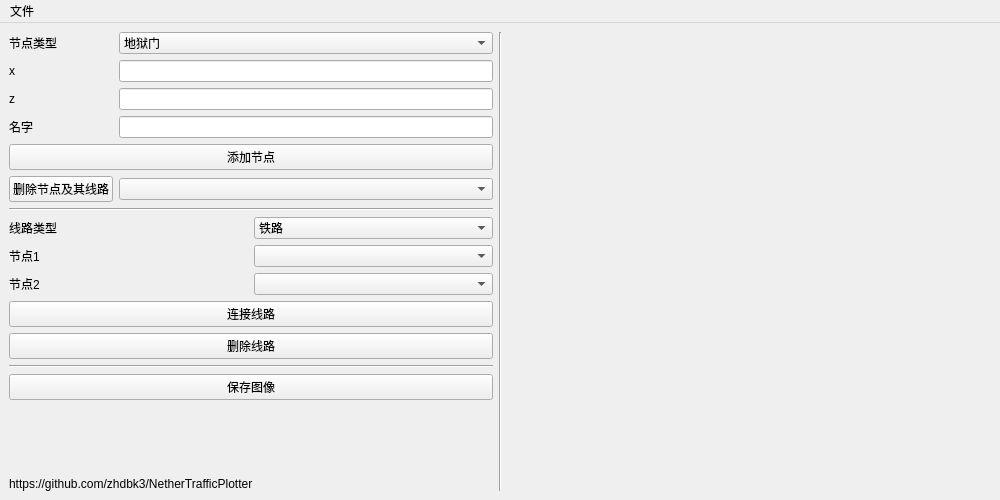
Qt form src/ui_ntp.ui (zhdbk3/NetherTrafficPlotter) before a commit.
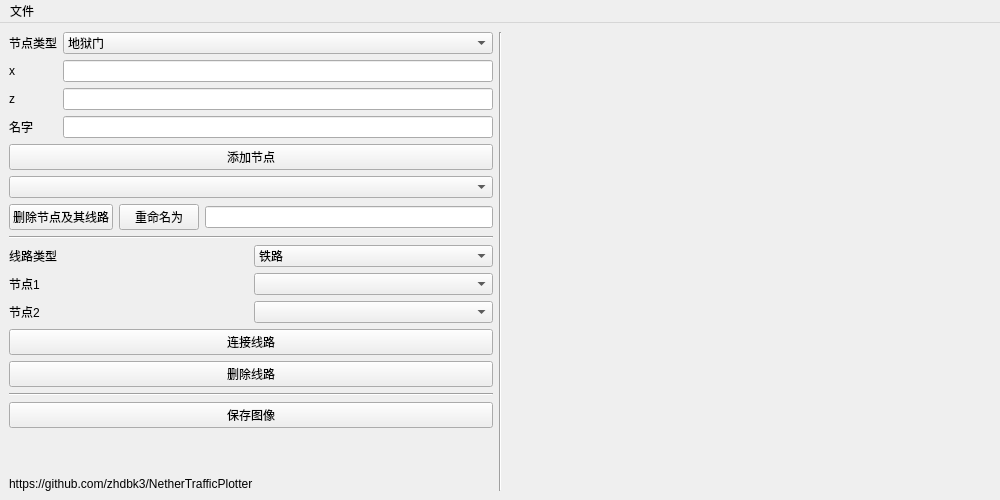
The same form after that commit. Custom widgets are drawn as their Qt base class.

```diff
--- a/src/ui_ntp.ui
+++ b/src/ui_ntp.ui
@@ -14,10 +14,103 @@
    <string>地狱交通绘图仪</string>
   </property>
   <widget class="QWidget" name="centralwidget">
-   <layout class="QGridLayout" name="gridLayout_4">
+   <layout class="QGridLayout" name="gridLayout_5">
     <item row="0" column="0">
-     <layout class="QGridLayout" name="gridLayout_3">
+     <layout class="QGridLayout" name="gridLayout_4">
+      <item row="0" column="0">
+       <layout class="QGridLayout" name="gridLayout">
+        <item row="0" column="0">
+         <widget class="QLabel" name="label">
+          <property name="text">
+           <string>节点类型</string>
+          </property>
+         </widget>
+        </item>
+        <item row="0" column="1">
+         <widget class="QComboBox" name="comboBox_node_type">
+          <item>
+           <property name="text">
+            <string>地狱门</string>
+           </property>
+          </item>
+          <item>
+           <property name="text">
+            <string>分叉点</string>
+           </property>
+          </item>
+         </widget>
+        </item>
+        <item row="1" column="0">
+         <widget class="QLabel" name="label_2">
+          <property name="text">
+           <string>x</string>
+          </property>
+         </widget>
+        </item>
+        <item row="1" column="1">
+         <widget class="QLineEdit" name="lineEdit_x"/>
+        </item>
+        <item row="2" column="0">
+         <widget class="QLabel" name="label_3">
+          <property name="text">
+           <string>z</string>
+          </property>
+         </widget>
+        </item>
+        <item row="2" column="1">
+         <widget class="QLineEdit" name="lineEdit_z"/>
+        </item>
+        <item row="3" column="0">
+         <widget class="QLabel" name="label_4">
+          <property name="text">
+           <string>名字</string>
+          </property>
+         </widget>
+        </item>
+        <item row="3" column="1">
+         <widget class="QLineEdit" name="lineEdit_name"/>
+        </item>
+        <item row="4" column="0" colspan="2">
+         <widget class="QPushButton" name="pushButton_add_node">
+          <property name="text">
+           <string>添加节点</string>
+          </property>
+         </widget>
+        </item>
+       </layout>
+      </item>
+      <item row="1" column="0">
+       <layout class="QGridLayout" name="gridLayout_3">
+        <item row="0" column="0" colspan="3">
+         <widget class="QComboBox" name="comboBox_selected_node"/>
+        </item>
+        <item row="1" column="0">
+         <widget class="QPushButton" name="pushButton_remove_node">
+          <property name="text">
+           <string>删除节点及其线路</string>
+          </property>
+         </widget>
+        </item>
+        <item row="1" column="1">
+         <widget class="QPushButton" name="pushButton_rename_node">
+          <property name="text">
+           <string>重命名为</string>
+          </property>
+         </widget>
+        </item>
+        <item row="1" column="2">
+         <widget class="QLineEdit" name="lineEdit_new_name"/>
+        </item>
+       </layout>
+      </item>
       <item row="2" column="0">
+       <widget class="Line" name="line">
+        <property name="orientation">
+         <enum>Qt::Horizontal</enum>
+        </property>
+       </widget>
+      </item>
+      <item row="3" column="0">
        <layout class="QGridLayout" name="gridLayout_2">
         <item row="0" column="0">
          <widget class="QLabel" name="label_5">
@@ -76,7 +169,21 @@
         </item>
        </layout>
       </item>
+      <item row="4" column="0">
+       <widget class="Line" name="line_3">
+        <property name="orientation">
+         <enum>Qt::Horizontal</enum>
+        </property>
+       </widget>
+      </item>
       <item row="5" column="0">
+       <widget class="QPushButton" name="pushButton_save_img">
+        <property name="text">
+         <string>保存图像</string>
+        </property>
+       </widget>
+      </item>
+      <item row="6" column="0">
        <spacer name="verticalSpacer">
         <property name="orientation">
          <enum>Qt::Vertical</enum>
@@ -89,106 +196,13 @@
         </property>
        </spacer>
       </item>
-      <item row="1" column="0">
-       <widget class="Line" name="line">
-        <property name="orientation">
-         <enum>Qt::Horizontal</enum>
-        </property>
-       </widget>
-      </item>
-      <item row="3" column="0">
-       <widget class="Line" name="line_3">
-        <property name="orientation">
-         <enum>Qt::Horizontal</enum>
-        </property>
-       </widget>
-      </item>
-      <item row="0" column="0">
-       <layout class="QGridLayout" name="gridLayout">
-        <item row="0" column="0">
-         <widget class="QLabel" name="label">
-          <property name="text">
-           <string>节点类型</string>
-          </property>
-         </widget>
-        </item>
-        <item row="0" column="1">
-         <widget class="QComboBox" name="comboBox_node_type">
-          <item>
-           <property name="text">
-            <string>地狱门</string>
-           </property>
-          </item>
-          <item>
-           <property name="text">
-            <string>分叉点</string>
-           </property>
-          </item>
-         </widget>
-        </item>
-        <item row="1" column="0">
-         <widget class="QLabel" name="label_2">
-          <property name="text">
-           <string>x</string>
-          </property>
-         </widget>
-        </item>
-        <item row="1" column="1">
-         <widget class="QLineEdit" name="lineEdit_x"/>
-        </item>
-        <item row="2" column="0">
-         <widget class="QLabel" name="label_3">
-          <property name="text">
-           <string>z</string>
-          </property>
-         </widget>
-        </item>
-        <item row="2" column="1">
-         <widget class="QLineEdit" name="lineEdit_z"/>
-        </item>
-        <item row="3" column="0">
-         <widget class="QLabel" name="label_4">
-          <property name="text">
-           <string>名字</string>
-          </property>
-         </widget>
-        </item>
-        <item row="3" column="1">
-         <widget class="QLineEdit" name="lineEdit_name"/>
-        </item>
-        <item row="4" column="0" colspan="2">
-         <widget class="QPushButton" name="pushButton_add_node">
-          <property name="text">
-           <string>添加节点</string>
-          </property>
-         </widget>
-        </item>
-        <item row="5" column="0">
-         <widget class="QPushButton" name="pushButton_remove_node">
-          <property name="text">
-           <string>删除节点及其线路</string>
-          </property>
-         </widget>
-        </item>
-        <item row="5" column="1">
-         <widget class="QComboBox" name="comboBox_node_to_remove"/>
-        </item>
-       </layout>
-      </item>
-      <item row="6" column="0">
+      <item row="7" column="0">
        <widget class="QLabel" name="label_8">
         <property name="text">
          <string>https://github.com/zhdbk3/NetherTrafficPlotter</string>
         </property>
        </widget>
       </item>
-      <item row="4" column="0">
-       <widget class="QPushButton" name="pushButton_save_img">
-        <property name="text">
-         <string>保存图像</string>
-        </property>
-       </widget>
-      </item>
      </layout>
     </item>
     <item row="0" column="1">
```
